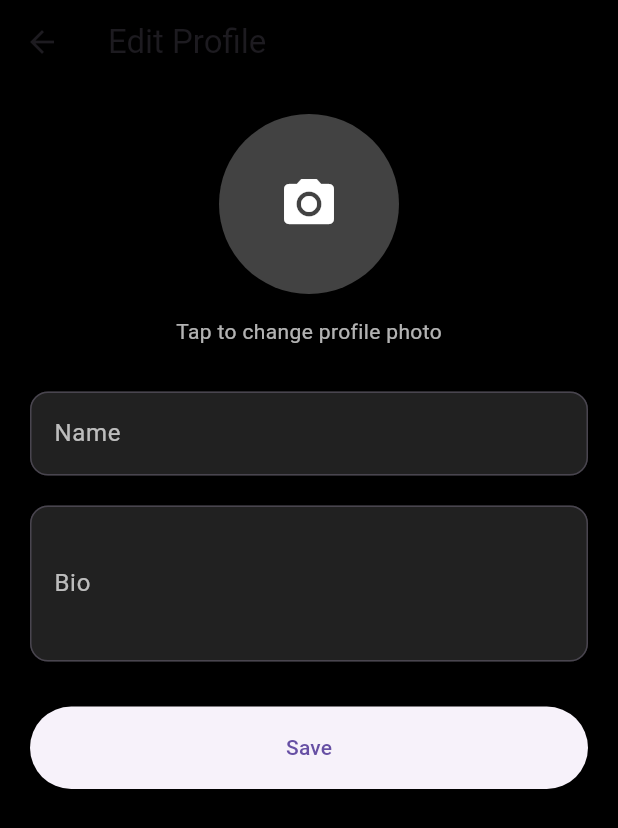
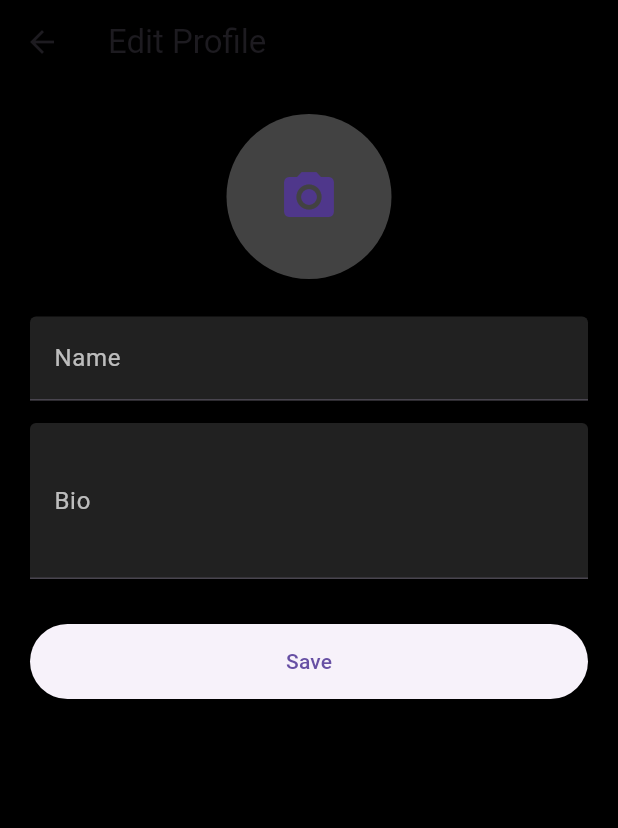
Before and after one commit to Anilbhatiwal/livesutra, a Flutter app: the EditProfileScreen screen opened directly, after a tap on the "camera alt" icon, on a phone screen of 412 x 824 dp. Shown: the top 828 px of the screen. Run offline on Flutter 3.47's test engine with Material 3 defaults, Android fonts, the phone set to English and light mode, and no system bars; our stand-ins replace cached_network_image, cloud_firestore, firebase_auth, firebase_core, firebase_storage, image_picker; accounts and stored records are empty.

Commit message:
LiveSutra v1.1 Profile completed

```diff
--- a/lib/screens/profile/edit_profile_screen.dart
+++ b/lib/screens/profile/edit_profile_screen.dart
@@ -1,7 +1,10 @@
 import 'dart:io';
 
 import 'package:flutter/material.dart';
+import 'package:firebase_auth/firebase_auth.dart';
+import 'package:cloud_firestore/cloud_firestore.dart';
 import 'package:image_picker/image_picker.dart';
+import 'package:firebase_storage/firebase_storage.dart';
 
 class EditProfileScreen extends StatefulWidget {
   const EditProfileScreen({super.key});
@@ -11,32 +14,87 @@ class EditProfileScreen extends StatefulWidget {
 }
 
 class _EditProfileScreenState extends State<EditProfileScreen> {
-  final TextEditingController nameController = TextEditingController();
-  final TextEditingController bioController = TextEditingController();
+  final nameController = TextEditingController();
+  final bioController = TextEditingController();
 
-  File? selectedImage;
+  final user = FirebaseAuth.instance.currentUser;
+
+  File? imageFile;
   bool isLoading = false;
 
-  final ImagePicker picker = ImagePicker();
+  final picker = ImagePicker();
+
+  @override
+  void initState() {
+    super.initState();
+    loadUserData();
+  }
+
+  Future<void> loadUserData() async {
+    var doc = await FirebaseFirestore.instance
+        .collection("users")
+        .doc(user!.uid)
+        .get();
+
+    var data = doc.data();
+
+    if (data != null) {
+      nameController.text = data["name"] ?? "";
+      bioController.text = data["bio"] ?? "";
+    }
+  }
 
   Future<void> pickImage() async {
-    final XFile? image = await picker.pickImage(
-      source: ImageSource.gallery,
-      imageQuality: 70,
-    );
+    final picked = await picker.pickImage(source: ImageSource.gallery);
 
-    if (image != null) {
+    if (picked != null) {
       setState(() {
-        selectedImage = File(image.path);
+        imageFile = File(picked.path);
       });
     }
   }
 
-  @override
-  void dispose() {
-    nameController.dispose();
-    bioController.dispose();
-    super.dispose();
+  Future<String?> uploadImage(File file) async {
+    try {
+      final ref = FirebaseStorage.instance
+          .ref()
+          .child("profile/${user!.uid}.jpg");
+
+      await ref.putFile(file);
+
+      return await ref.getDownloadURL();
+    } catch (e) {
+      return null;
+    }
+  }
+
+  Future<void> saveProfile() async {
+    setState(() {
+      isLoading = true;
+    });
+
+    String? imageUrl;
+
+    if (imageFile != null) {
+      imageUrl = await uploadImage(imageFile!);
+    }
+
+    await FirebaseFirestore.instance
+        .collection("users")
+        .doc(user!.uid)
+        .update({
+      "name": nameController.text.trim(),
+      "bio": bioController.text.trim(),
+      if (imageUrl != null) "image": imageUrl,
+    });
+
+    setState(() {
+      isLoading = false;
+    });
+
+    if (mounted) {
+      Navigator.pop(context);
+    }
   }
 
   @override
@@ -44,8 +102,8 @@ class _EditProfileScreenState extends State<EditProfileScreen> {
     return Scaffold(
       backgroundColor: Colors.black,
       appBar: AppBar(
+        backgroundColor: Colors.black,
         title: const Text("Edit Profile"),
-        backgroundColor: Colors.black,
       ),
       body: SingleChildScrollView(
         padding: const EdgeInsets.all(20),
@@ -55,29 +113,17 @@ class _EditProfileScreenState extends State<EditProfileScreen> {
             GestureDetector(
               onTap: pickImage,
               child: CircleAvatar(
-                radius: 60,
+                radius: 55,
                 backgroundColor: Colors.grey.shade800,
-                backgroundImage: selectedImage != null
-                    ? FileImage(selectedImage!)
-                    : null,
-                child: selectedImage == null
-                    ? const Icon(
-                        Icons.camera_alt,
-                        size: 40,
-                        color: Colors.white,
-                      )
+                backgroundImage:
+                    imageFile != null ? FileImage(imageFile!) : null,
+                child: imageFile == null
+                    ? const Icon(Icons.camera_alt, size: 40)
                     : null,
               ),
             ),
 
-            const SizedBox(height: 15),
-
-            const Text(
-              "Tap to change profile photo",
-              style: TextStyle(color: Colors.white70),
-            ),
-
-            const SizedBox(height: 30),
+            const SizedBox(height: 25),
 
             TextField(
               controller: nameController,
@@ -87,26 +133,20 @@ class _EditProfileScreenState extends State<EditProfileScreen> {
                 labelStyle: const TextStyle(color: Colors.white70),
                 filled: true,
                 fillColor: Colors.grey.shade900,
-                border: OutlineInputBorder(
-                  borderRadius: BorderRadius.circular(12),
-                ),
               ),
             ),
 
-            const SizedBox(height: 20),
+            const SizedBox(height: 15),
 
             TextField(
               controller: bioController,
+              style: const TextStyle(color: Colors.white),
               maxLines: 3,
-              style: const TextStyle(color: Colors.white),
               decoration: InputDecoration(
                 labelText: "Bio",
                 labelStyle: const TextStyle(color: Colors.white70),
                 filled: true,
                 fillColor: Colors.grey.shade900,
-                border: OutlineInputBorder(
-                  borderRadius: BorderRadius.circular(12),
-                ),
               ),
             ),
 
@@ -114,12 +154,12 @@ class _EditProfileScreenState extends State<EditProfileScreen> {
 
             SizedBox(
               width: double.infinity,
-              height: 55,
+              height: 50,
               child: ElevatedButton(
-                onPressed: () {
-                  // Save code Part 2 में आएगा
-                },
-                child: const Text("Save"),
+                onPressed: isLoading ? null : saveProfile,
+                child: isLoading
+                    ? const CircularProgressIndicator(color: Colors.white)
+                    : const Text("Save"),
               ),
             ),
           ],
```
Also changed, not shown: lib/models/post_model.dart (added, +46 -0 lines), lib/screens/home/home_screen.dart (+65 -28 lines), lib/screens/profile/profile_screen.dart (+74 -8 lines).
